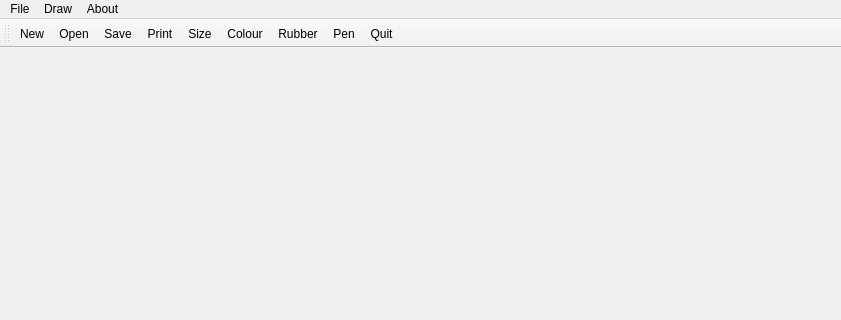
Above: Paint/mainwindow.ui from dominikjaroszek/QPaint before the change; both pictures show x 0 to 841 and y 0 to 320 of the 841 by 600 pixel window. Below: the same form after it.
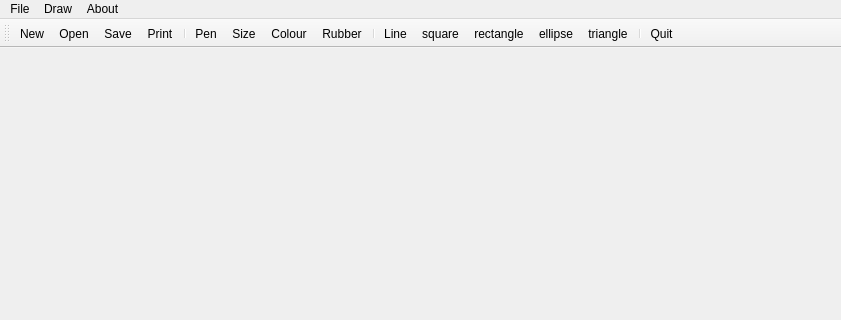
That is the form after the change. Icons and pictures are not drawn.

```diff
--- a/Paint/mainwindow.ui
+++ b/Paint/mainwindow.ui
@@ -13,12 +13,27 @@
   <property name="windowTitle">
    <string>MainWindow</string>
   </property>
+  <property name="accessibleName">
+   <string/>
+  </property>
+  <property name="layoutDirection">
+   <enum>Qt::LeftToRight</enum>
+  </property>
+  <property name="unifiedTitleAndToolBarOnMac">
+   <bool>false</bool>
+  </property>
   <widget class="QWidget" name="centralwidget"/>
   <widget class="QStatusBar" name="statusbar"/>
   <widget class="QToolBar" name="toolBar">
    <property name="windowTitle">
     <string>toolBar</string>
    </property>
+   <property name="accessibleName">
+    <string/>
+   </property>
+   <property name="layoutDirection">
+    <enum>Qt::LeftToRight</enum>
+   </property>
    <attribute name="toolBarArea">
     <enum>TopToolBarArea</enum>
    </attribute>
@@ -29,10 +44,18 @@
    <addaction name="actionOpen"/>
    <addaction name="actionSave"/>
    <addaction name="actionPrint"/>
+   <addaction name="separator"/>
+   <addaction name="actionPen"/>
    <addaction name="actionRozmiar"/>
    <addaction name="actionKolor"/>
    <addaction name="actionGumka"/>
-   <addaction name="actionPen"/>
+   <addaction name="separator"/>
+   <addaction name="actionLinia"/>
+   <addaction name="actionkwadrat"/>
+   <addaction name="actionprostokat"/>
+   <addaction name="actionelipsa"/>
+   <addaction name="actiontrojkat"/>
+   <addaction name="separator"/>
    <addaction name="actionQuit"/>
   </widget>
   <widget class="QMenuBar" name="menubar">
@@ -189,6 +212,60 @@
     <string>About Qt</string>
    </property>
   </action>
+  <action name="actionelipsa">
+   <property name="icon">
+    <iconset resource="res.qrc">
+     <normaloff>:/new/prefix1/ellipse.png</normaloff>:/new/prefix1/ellipse.png</iconset>
+   </property>
+   <property name="text">
+    <string>ellipse</string>
+   </property>
+  </action>
+  <action name="actionkwadrat">
+   <property name="icon">
+    <iconset resource="res.qrc">
+     <normaloff>:/new/prefix1/square.png</normaloff>:/new/prefix1/square.png</iconset>
+   </property>
+   <property name="text">
+    <string>square</string>
+   </property>
+  </action>
+  <action name="actionprostokat">
+   <property name="icon">
+    <iconset resource="res.qrc">
+     <normaloff>:/new/prefix1/rectangle.png</normaloff>:/new/prefix1/rectangle.png</iconset>
+   </property>
+   <property name="text">
+    <string>rectangle</string>
+   </property>
+  </action>
+  <action name="actiontrojkat">
+   <property name="icon">
+    <iconset resource="res.qrc">
+     <normaloff>:/new/prefix1/triangle.png</normaloff>:/new/prefix1/triangle.png</iconset>
+   </property>
+   <property name="text">
+    <string>triangle</string>
+   </property>
+  </action>
+  <action name="actionLinia">
+   <property name="icon">
+    <iconset resource="res.qrc">
+     <normaloff>:/new/prefix1/diagonal-line.png</normaloff>:/new/prefix1/diagonal-line.png</iconset>
+   </property>
+   <property name="text">
+    <string>Line</string>
+   </property>
+  </action>
+  <action name="actionwypelnienie_figury">
+   <property name="icon">
+    <iconset resource="res.qrc">
+     <normaloff>:/new/prefix1/shapes.png</normaloff>:/new/prefix1/shapes.png</iconset>
+   </property>
+   <property name="text">
+    <string>Fill shapes</string>
+   </property>
+  </action>
  </widget>
  <resources>
   <include location="res.qrc"/>
```
Left out of the diff: 33 changed lines with no effect on the pictures.
